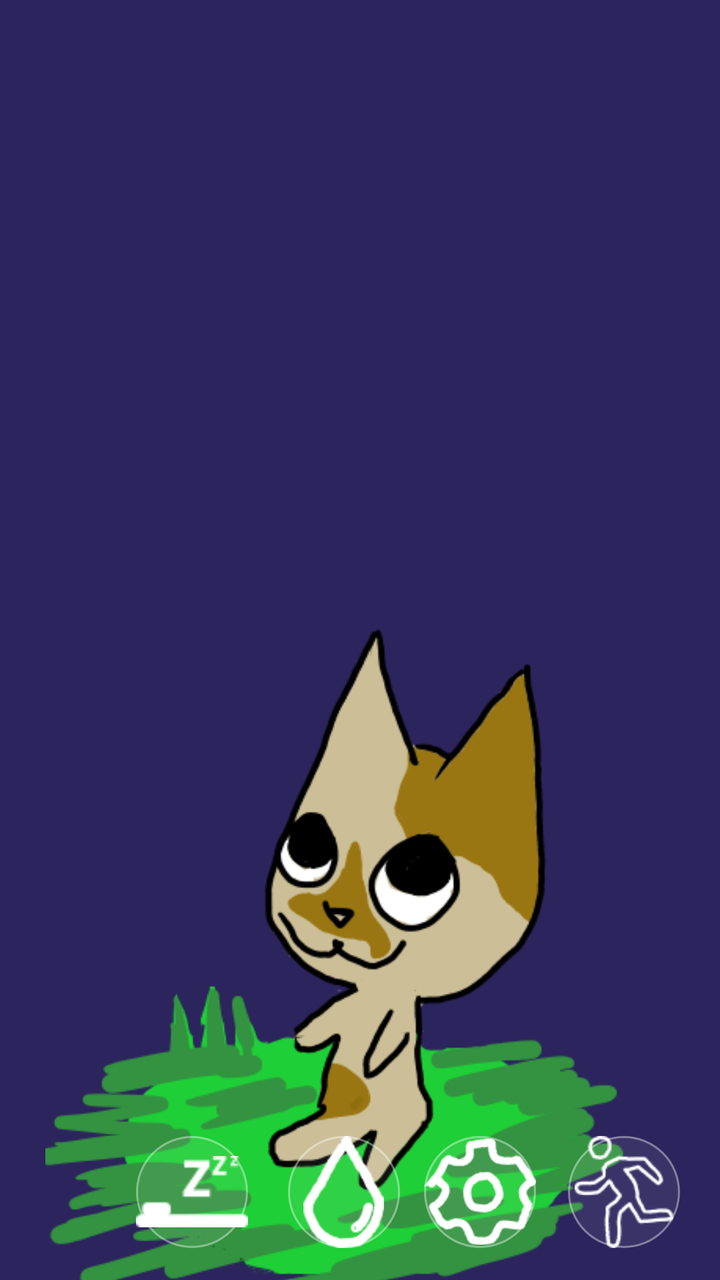
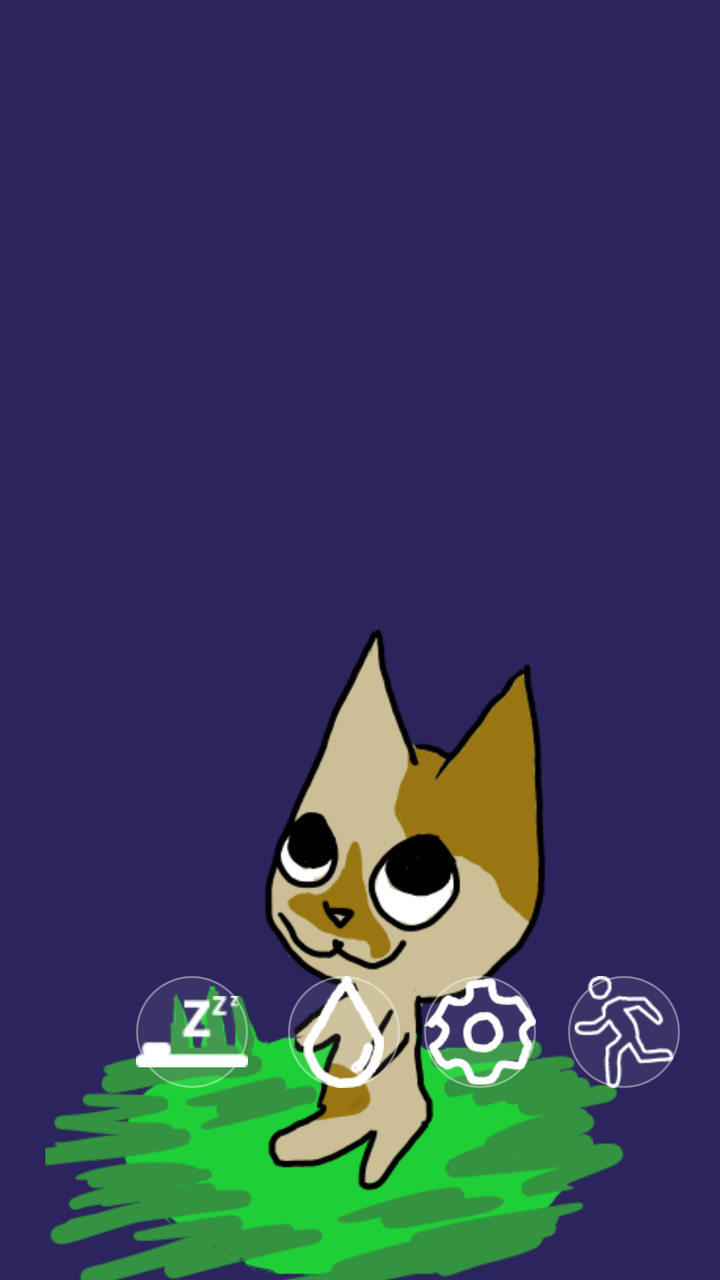

An Android layout rendered at two revisions. The XML below is the earlier revision; the diff shows what the commit changed to produce the second picture.
<!-- AndroidManifest.xml: application theme Theme.Hackaton -->
<!-- res/layout/main_activity.xml -->
<?xml version="1.0" encoding="utf-8"?>

<androidx.constraintlayout.widget.ConstraintLayout
    xmlns:android="http://schemas.android.com/apk/res/android"
    xmlns:app="http://schemas.android.com/apk/res-auto"
    xmlns:tools="http://schemas.android.com/tools"
    android:layout_width="match_parent"
    android:layout_height="match_parent"
    android:background="#2c245c"
    tools:context=".MainActivity"
    tools:ignore="ExtraText">


    

    

    <ImageView
        android:id="@+id/centerImage"
        android:layout_width="314dp"
        android:layout_height="462dp"
        android:layout_marginTop="256dp"
        android:contentDescription="Center Image"
        android:src="@drawable/fishy_frank"
        app:layout_constraintEnd_toEndOf="parent"
        app:layout_constraintHorizontal_bias="0.494"
        app:layout_constraintStart_toStartOf="parent"
        app:layout_constraintTop_toTopOf="parent" />

    

    <ImageButton
        android:id="@+id/btn1"
        android:layout_width="56dp"
        android:layout_height="56dp"
        android:layout_marginStart="68dp"
        android:layout_marginBottom="16dp"
        android:background="@drawable/round_button_background"
        android:contentDescription="Button 1"
        android:src="@drawable/ic_sleep"
        app:layout_constraintBottom_toBottomOf="parent"
        app:layout_constraintStart_toStartOf="parent"
        android:scaleType="centerInside"
        app:tint="#FFFFFF" />

    <ImageButton
        android:id="@+id/rightActivity"
        android:layout_width="56dp"
        android:layout_height="56dp"
        android:layout_marginStart="16dp"
        android:layout_marginBottom="16dp"
        android:background="@drawable/round_button_background"
        android:contentDescription="Button 4"
        android:src="@drawable/ic_sport"
        app:layout_constraintBottom_toBottomOf="parent"
        app:layout_constraintStart_toEndOf="@+id/settingsActivityButton"
        android:scaleType="centerInside"
        app:tint="#FFFFFF" />

    <ImageButton
        android:id="@+id/settingsActivityButton"
        android:layout_width="56dp"
        android:layout_height="56dp"
        android:layout_marginStart="12dp"
        android:layout_marginBottom="16dp"
        android:background="@drawable/round_button_background"
        android:contentDescription="Button 3"
        android:src="@drawable/ic_settings"
        app:layout_constraintBottom_toBottomOf="parent"
        app:layout_constraintStart_toEndOf="@+id/btn2"
        android:scaleType="centerInside"
        app:tint="#FFFFFF" />

    <ImageButton
        android:id="@+id/btn2"
        android:layout_width="56dp"
        android:layout_height="56dp"
        android:layout_marginStart="20dp"
        android:layout_marginBottom="16dp"
        android:background="@drawable/round_button_background"
        android:contentDescription="Button 2"
        android:src="@drawable/ic_water"
        app:layout_constraintBottom_toBottomOf="parent"
        app:layout_constraintStart_toEndOf="@id/btn1"
        android:scaleType="centerInside"
        app:tint="#FFFFFF" />

</androidx.constraintlayout.widget.ConstraintLayout>
<!-- resources referenced by this layout -->
<resources>
  <!-- drawable fishy_frank: png bitmap (drawable, 34967 bytes) -->
  <!-- drawable ic_settings: png bitmap (drawable, 3147 bytes) -->
  <!-- drawable ic_sleep: png bitmap (drawable, 687 bytes) -->
  <!-- drawable ic_sport: png bitmap (drawable, 2543 bytes) -->
  <!-- drawable ic_water: png bitmap (drawable, 1887 bytes) -->
  <!-- drawable round_button_background (drawable) -->
  <shape xmlns:android="http://schemas.android.com/apk/res/android" android:shape="oval">
      <solid android:color="#11FFFFFF" />
      <stroke android:width="1dp" android:color="#66FFFFFF" />
  </shape>
  <style name="Theme.Hackaton" parent="android:Theme.Material.Light.NoActionBar" />
</resources>

<!-- the commit's change to res/layout/main_activity.xml (unified diff, before → after) -->
@@ -1,14 +1,15 @@
 <?xml version="1.0" encoding="utf-8"?>
 
-<androidx.constraintlayout.widget.ConstraintLayout
-    xmlns:android="http://schemas.android.com/apk/res/android"
+<androidx.constraintlayout.widget.ConstraintLayout xmlns:android="http://schemas.android.com/apk/res/android"
     xmlns:app="http://schemas.android.com/apk/res-auto"
     xmlns:tools="http://schemas.android.com/tools"
     android:layout_width="match_parent"
     android:layout_height="match_parent"
     android:background="#2c245c"
     tools:context=".MainActivity"
-    tools:ignore="ExtraText">
+    tools:ignore="ExtraText"
+    tools:layout_editor_absoluteX="0dp"
+    tools:layout_editor_absoluteY="-80dp">
 
 
     
@@ -34,13 +35,13 @@
         android:layout_width="56dp"
         android:layout_height="56dp"
         android:layout_marginStart="68dp"
-        android:layout_marginBottom="16dp"
+        android:layout_marginBottom="96dp"
         android:background="@drawable/round_button_background"
         android:contentDescription="Button 1"
+        android:scaleType="centerInside"
         android:src="@drawable/ic_sleep"
         app:layout_constraintBottom_toBottomOf="parent"
         app:layout_constraintStart_toStartOf="parent"
-        android:scaleType="centerInside"
         app:tint="#FFFFFF" />
 
     <ImageButton
@@ -48,13 +49,13 @@
         android:layout_width="56dp"
         android:layout_height="56dp"
         android:layout_marginStart="16dp"
-        android:layout_marginBottom="16dp"
+        android:layout_marginBottom="96dp"
         android:background="@drawable/round_button_background"
         android:contentDescription="Button 4"
+        android:scaleType="centerInside"
         android:src="@drawable/ic_sport"
         app:layout_constraintBottom_toBottomOf="parent"
         app:layout_constraintStart_toEndOf="@+id/settingsActivityButton"
-        android:scaleType="centerInside"
         app:tint="#FFFFFF" />
 
     <ImageButton
@@ -62,13 +63,13 @@
         android:layout_width="56dp"
         android:layout_height="56dp"
         android:layout_marginStart="12dp"
-        android:layout_marginBottom="16dp"
+        android:layout_marginBottom="96dp"
         android:background="@drawable/round_button_background"
         android:contentDescription="Button 3"
+        android:scaleType="centerInside"
         android:src="@drawable/ic_settings"
         app:layout_constraintBottom_toBottomOf="parent"
         app:layout_constraintStart_toEndOf="@+id/btn2"
-        android:scaleType="centerInside"
         app:tint="#FFFFFF" />
 
     <ImageButton
@@ -76,13 +77,13 @@
         android:layout_width="56dp"
         android:layout_height="56dp"
         android:layout_marginStart="20dp"
-        android:layout_marginBottom="16dp"
+        android:layout_marginBottom="96dp"
         android:background="@drawable/round_button_background"
         android:contentDescription="Button 2"
+        android:scaleType="centerInside"
         android:src="@drawable/ic_water"
         app:layout_constraintBottom_toBottomOf="parent"
         app:layout_constraintStart_toEndOf="@id/btn1"
-        android:scaleType="centerInside"
         app:tint="#FFFFFF" />
 
 </androidx.constraintlayout.widget.ConstraintLayout>
